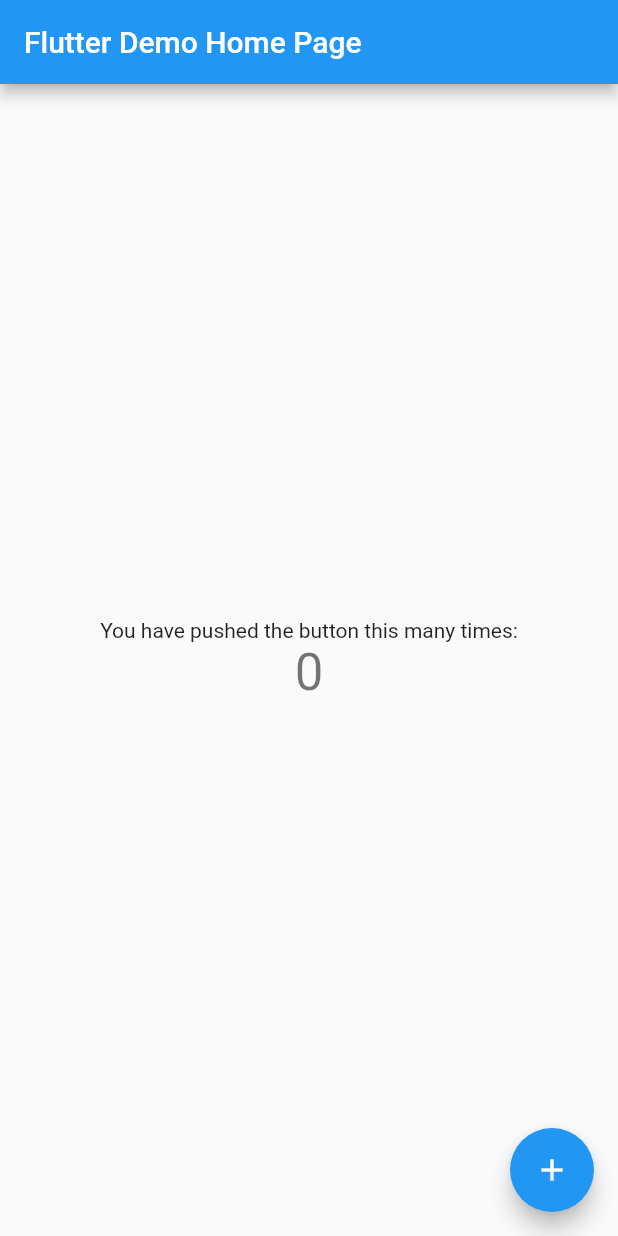
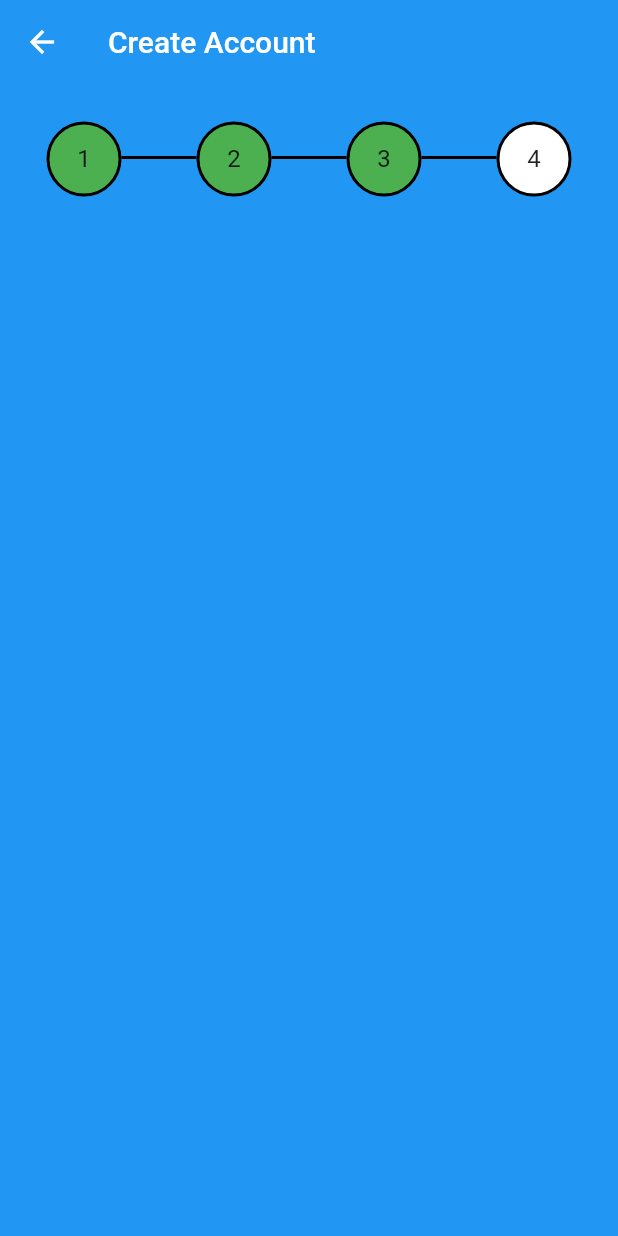
Before and after one commit to peradnya/Create-Account-Flutter, a Flutter app: the screen it shows after launch, on a phone screen of 412 x 824 dp. Run offline on Flutter 3.47's test engine with Material 2 defaults, Android fonts, the phone set to English and light mode, and no system bars.

Commit message:
create step indicator

```diff
--- /dev/null
+++ b/lib/component/step_icon/StepIcon.dart
@@ -0,0 +1,33 @@
+import 'package:flutter/material.dart';
+
+class StepIcon extends StatelessWidget {
+  final String text;
+  final bool isFinished;
+
+  const StepIcon({
+    Key key,
+    @required this.text,
+    @required this.isFinished,
+  }) : super(key: key);
+
+  @override
+  Widget build(BuildContext context) {
+    return Container(
+      height: 50,
+      width: 50,
+      alignment: Alignment.center,
+      child: Text(
+        text,
+        style: TextStyle(fontSize: 16),
+      ),
+      decoration: BoxDecoration(
+        border: Border.all(
+          color: Colors.black,
+          width: 2,
+        ),
+        shape: BoxShape.circle,
+        color: isFinished ? Colors.green : Colors.white,
+      ),
+    );
+  }
+}
--- /dev/null
+++ b/lib/component/step_indicator/StepIndicator.dart
@@ -0,0 +1,40 @@
+import 'package:create_account/component/step_icon/StepIcon.dart';
+import 'package:flutter/material.dart';
+
+class StepIndicator extends StatelessWidget {
+  final int currentStep, maxStep;
+
+  const StepIndicator({Key key, this.currentStep, this.maxStep})
+      : super(key: key);
+
+  @override
+  Widget build(BuildContext context) {
+    var rows = List<Widget>(maxStep + (maxStep - 1));
+
+    for (var i = 0; i < rows.length; i++) {
+      var item = ((i ~/ 2) + 1);
+      if (i % 2 == 0) {
+        rows[i] = StepIcon(text: '$item', isFinished: (item <= currentStep));
+      } else {
+        rows[i] = Container(
+          width: 50,
+          height: 100,
+          alignment: Alignment.center,
+          child: Divider(
+            height: 0,
+            thickness: 2,
+            color: Colors.black,
+          ),
+        );
+      }
+    }
+
+    return Container(
+      alignment: Alignment.center,
+      height: 100,
+      child: FittedBox(
+        child: Row(children: rows),
+      ),
+    );
+  }
+}
--- a/lib/main.dart
+++ b/lib/main.dart
@@ -1,3 +1,4 @@
+import 'package:create_account/page/CreateAccountPage.dart';
 import 'package:flutter/material.dart';
 
 void main() {
@@ -26,92 +27,7 @@ class MyApp extends StatelessWidget {
         // closer together (more dense) than on mobile platforms.
         visualDensity: VisualDensity.adaptivePlatformDensity,
       ),
-      home: MyHomePage(title: 'Flutter Demo Home Page'),
+      home: CreateAccountPage(),
     );
   }
 }
-
-class MyHomePage extends StatefulWidget {
-  MyHomePage({Key key, this.title}) : super(key: key);
-
-  // This widget is the home page of your application. It is stateful, meaning
-  // that it has a State object (defined below) that contains fields that affect
-  // how it looks.
-
-  // This class is the configuration for the state. It holds the values (in this
-  // case the title) provided by the parent (in this case the App widget) and
-  // used by the build method of the State. Fields in a Widget subclass are
-  // always marked "final".
-
-  final String title;
-
-  @override
-  _MyHomePageState createState() => _MyHomePageState();
-}
-
-class _MyHomePageState extends State<MyHomePage> {
-  int _counter = 0;
-
-  void _incrementCounter() {
-    setState(() {
-      // This call to setState tells the Flutter framework that something has
-      // changed in this State, which causes it to rerun the build method below
-      // so that the display can reflect the updated values. If we changed
-      // _counter without calling setState(), then the build method would not be
-      // called again, and so nothing would appear to happen.
-      _counter++;
-    });
-  }
-
-  @override
-  Widget build(BuildContext context) {
-    // This method is rerun every time setState is called, for instance as done
-    // by the _incrementCounter method above.
-    //
-    // The Flutter framework has been optimized to make rerunning build methods
-    // fast, so that you can just rebuild anything that needs updating rather
-    // than having to individually change instances of widgets.
-    return Scaffold(
-      appBar: AppBar(
-        // Here we take the value from the MyHomePage object that was created by
-        // the App.build method, and use it to set our appbar title.
-        title: Text(widget.title),
-      ),
-      body: Center(
-        // Center is a layout widget. It takes a single child and positions it
-        // in the middle of the parent.
-        child: Column(
-          // Column is also a layout widget. It takes a list of children and
-          // arranges them vertically. By default, it sizes itself to fit its
-          // children horizontally, and tries to be as tall as its parent.
-          //
-          // Invoke "debug painting" (press "p" in the console, choose the
-          // "Toggle Debug Paint" action from the Flutter Inspector in Android
-          // Studio, or the "Toggle Debug Paint" command in Visual Studio Code)
-          // to see the wireframe for each widget.
-          //
-          // Column has various properties to control how it sizes itself and
-          // how it positions its children. Here we use mainAxisAlignment to
-          // center the children vertically; the main axis here is the vertical
-          // axis because Columns are vertical (the cross axis would be
-          // horizontal).
-          mainAxisAlignment: MainAxisAlignment.center,
-          children: <Widget>[
-            Text(
-              'You have pushed the button this many times:',
-            ),
-            Text(
-              '$_counter',
-              style: Theme.of(context).textTheme.headline4,
-            ),
-          ],
-        ),
-      ),
-      floatingActionButton: FloatingActionButton(
-        onPressed: _incrementCounter,
-        tooltip: 'Increment',
-        child: Icon(Icons.add),
-      ), // This trailing comma makes auto-formatting nicer for build methods.
-    );
-  }
-}
--- /dev/null
+++ b/lib/page/CreateAccountPage.dart
@@ -0,0 +1,60 @@
+import 'package:create_account/component/step_indicator/StepIndicator.dart';
+import 'package:flutter/material.dart';
+
+class CreateAccountPage extends StatefulWidget {
+  @override
+  CreateAccountPageState createState() => CreateAccountPageState();
+}
+
+class CreateAccountPageState extends State<CreateAccountPage> {
+  int _steps;
+
+  @override
+  void initState() {
+    _steps = 1;
+    super.initState();
+  }
+
+  Widget buildWelcomeStep() {
+    return Container();
+  }
+
+  Widget buildCreatePasswordStep() {
+    return Container();
+  }
+
+  Widget buildPersonalInfoStep() {
+    return Container();
+  }
+
+  Widget buildScheduleVideoCallStep() {
+    return Container();
+  }
+
+  @override
+  Widget build(BuildContext context) {
+    return Scaffold(
+      appBar: _steps == 0
+          ? null
+          : AppBar(
+              elevation: 0,
+              leading: IconButton(
+                icon: const Icon(Icons.arrow_back),
+                onPressed: () {},
+              ),
+              title: Text('Create Account'),
+            ),
+      body: Container(
+        color: Colors.blue,
+        child: Column(
+          children: [
+            StepIndicator(
+              currentStep: 3,
+              maxStep: 4,
+            )
+          ],
+        ),
+      ),
+    );
+  }
+}
```
Also changed, not shown: lib/component/animated_calendar_icon/AnimatedCalendarIcon.dart (added), lib/component/validation_indicator/ValidationIndicator.dart (added).
